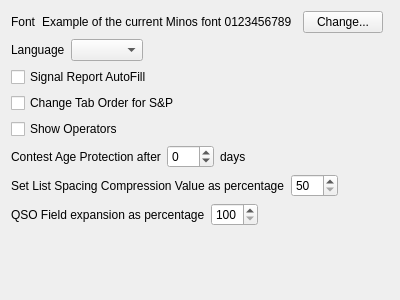
This is mqt/MqtLogger/DisplayOptions.ui in Rsclub22/Minos2-Mirror as Qt 5 draws it before an edit. The edited form follows.
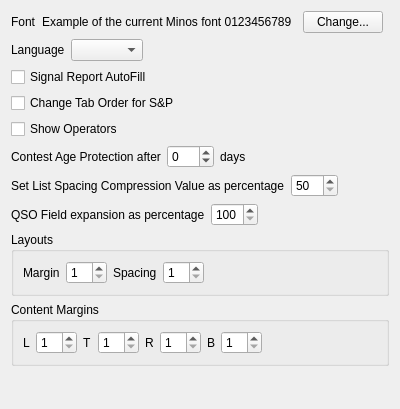
This is the edited form.

Commit message: Make QSOLogFrame margins configurable

```diff
--- a/mqt/MqtLogger/DisplayOptions.ui
+++ b/mqt/MqtLogger/DisplayOptions.ui
@@ -7,7 +7,7 @@
     <x>0</x>
     <y>0</y>
     <width>400</width>
-    <height>300</height>
+    <height>409</height>
    </rect>
   </property>
   <property name="windowTitle">
@@ -251,6 +251,152 @@
      </item>
     </layout>
    </item>
+   <item>
+    <widget class="QGroupBox" name="groupBox">
+     <property name="title">
+      <string>Layouts</string>
+     </property>
+     <layout class="QHBoxLayout" name="horizontalLayout_8">
+      <item>
+       <widget class="QLabel" name="label_8">
+        <property name="text">
+         <string>Margin</string>
+        </property>
+       </widget>
+      </item>
+      <item>
+       <widget class="QSpinBox" name="lm">
+        <property name="minimum">
+         <number>1</number>
+        </property>
+        <property name="maximum">
+         <number>10</number>
+        </property>
+       </widget>
+      </item>
+      <item>
+       <widget class="QLabel" name="label_9">
+        <property name="text">
+         <string>Spacing</string>
+        </property>
+       </widget>
+      </item>
+      <item>
+       <widget class="QSpinBox" name="ls">
+        <property name="minimum">
+         <number>1</number>
+        </property>
+        <property name="maximum">
+         <number>10</number>
+        </property>
+       </widget>
+      </item>
+      <item>
+       <spacer name="horizontalSpacer_8">
+        <property name="orientation">
+         <enum>Qt::Horizontal</enum>
+        </property>
+        <property name="sizeHint" stdset="0">
+         <size>
+          <width>40</width>
+          <height>20</height>
+         </size>
+        </property>
+       </spacer>
+      </item>
+     </layout>
+    </widget>
+   </item>
+   <item>
+    <widget class="QGroupBox" name="groupBox_2">
+     <property name="title">
+      <string>Content Margins</string>
+     </property>
+     <layout class="QHBoxLayout" name="horizontalLayout_9">
+      <item>
+       <widget class="QLabel" name="label_11">
+        <property name="text">
+         <string>L</string>
+        </property>
+       </widget>
+      </item>
+      <item>
+       <widget class="QSpinBox" name="cml">
+        <property name="minimum">
+         <number>1</number>
+        </property>
+        <property name="maximum">
+         <number>10</number>
+        </property>
+       </widget>
+      </item>
+      <item>
+       <widget class="QLabel" name="label_12">
+        <property name="text">
+         <string>T</string>
+        </property>
+       </widget>
+      </item>
+      <item>
+       <widget class="QSpinBox" name="cmt">
+        <property name="minimum">
+         <number>1</number>
+        </property>
+        <property name="maximum">
+         <number>10</number>
+        </property>
+       </widget>
+      </item>
+      <item>
+       <widget class="QLabel" name="label_13">
+        <property name="text">
+         <string>R</string>
+        </property>
+       </widget>
+      </item>
+      <item>
+       <widget class="QSpinBox" name="cmr">
+        <property name="minimum">
+         <number>1</number>
+        </property>
+        <property name="maximum">
+         <number>10</number>
+        </property>
+       </widget>
+      </item>
+      <item>
+       <widget class="QLabel" name="label_14">
+        <property name="text">
+         <string>B</string>
+        </property>
+       </widget>
+      </item>
+      <item>
+       <widget class="QSpinBox" name="cmb">
+        <property name="minimum">
+         <number>1</number>
+        </property>
+        <property name="maximum">
+         <number>10</number>
+        </property>
+       </widget>
+      </item>
+      <item>
+       <spacer name="horizontalSpacer_9">
+        <property name="orientation">
+         <enum>Qt::Horizontal</enum>
+        </property>
+        <property name="sizeHint" stdset="0">
+         <size>
+          <width>40</width>
+          <height>20</height>
+         </size>
+        </property>
+       </spacer>
+      </item>
+     </layout>
+    </widget>
+   </item>
    <item>
     <spacer name="verticalSpacer">
      <property name="orientation">
```
The commit also changes 10 other files.
